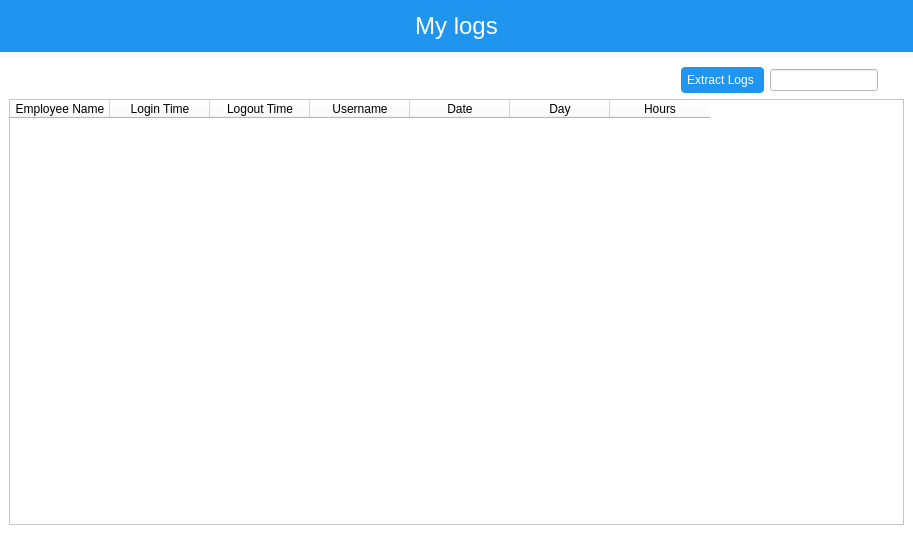
Before: the Qt Designer form ui/ui/logged_in_users_employee.ui in mohammedmeeraj/timesheet, drawn with Qt 5.
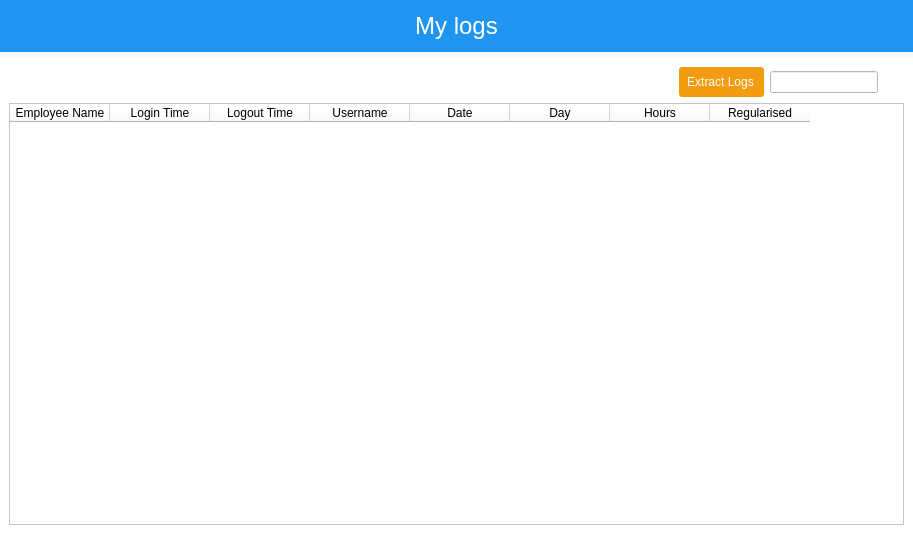
After: the same form once the commit is applied. Icons and pictures are not drawn.

What changed in the file:
```diff
--- a/ui/ui/logged_in_users_employee.ui
+++ b/ui/ui/logged_in_users_employee.ui
@@ -125,11 +125,11 @@
              <property name="styleSheet">
               <string notr="true">QPushButton{
 border:none;
-border-radius:4px;
-padding:6px;
+border-radius:3px;
+padding:8px;
 padding-left-10px;
 padding-right:10px;
-background-color: rgb(31, 149, 239);
+background-color: #F39C12;
 color:white;
 
 
@@ -238,6 +238,11 @@
              <string>Hours</string>
             </property>
            </column>
+           <column>
+            <property name="text">
+             <string>Regularised</string>
+            </property>
+           </column>
           </widget>
          </item>
         </layout>
```
Left out of the diff: 2 changed lines with no effect on the pictures.
